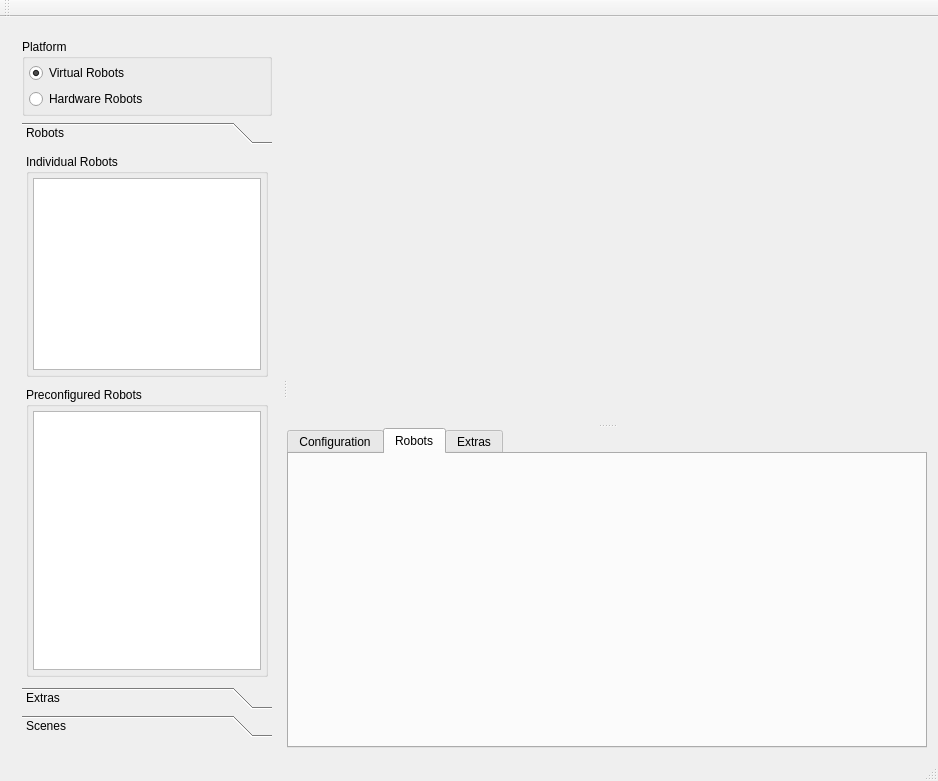
This is forms/mainwindow.ui in gucwakj/RoboSim as Qt 5 draws it before an edit. The edited form follows.
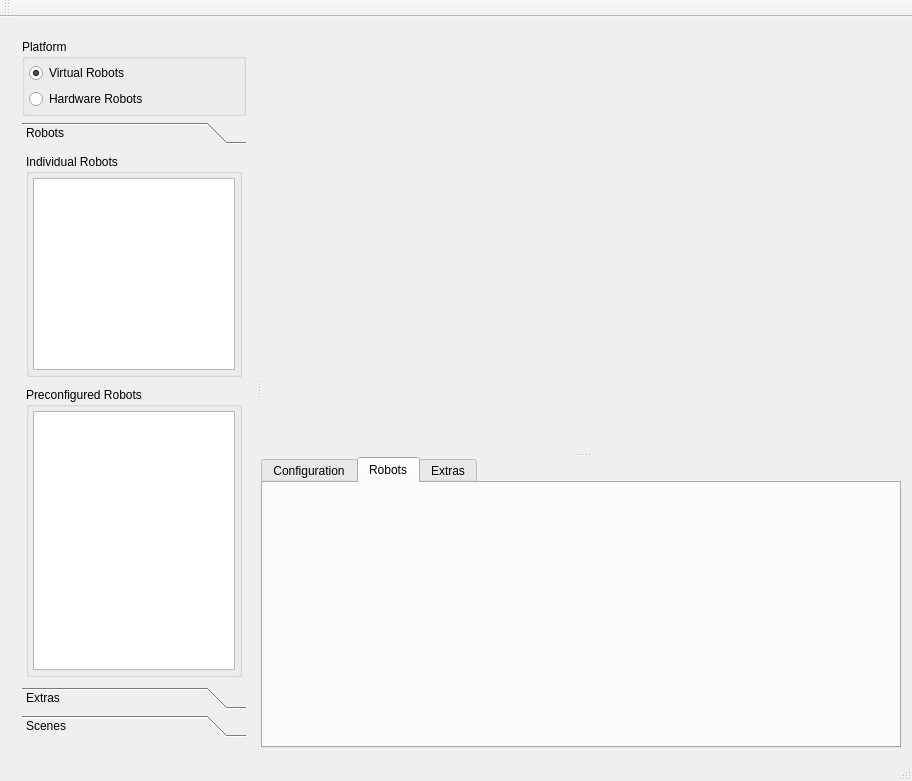
This is the edited form. The open tabs and pages were chosen to show the change. Custom widgets are drawn as their Qt base class.

Commit message: modify sizing of items to work on resize

Diff of the .ui file:
```diff
--- a/forms/mainwindow.ui
+++ b/forms/mainwindow.ui
@@ -28,8 +28,17 @@
       </property>
       <widget class="QWidget" name="layoutWidget">
        <layout class="QVBoxLayout" name="layout_lhs">
+        <property name="sizeConstraint">
+         <enum>QLayout::SetDefaultConstraint</enum>
+        </property>
         <item>
          <widget class="QGroupBox" name="group_platform">
+          <property name="sizePolicy">
+           <sizepolicy hsizetype="Preferred" vsizetype="Preferred">
+            <horstretch>0</horstretch>
+            <verstretch>0</verstretch>
+           </sizepolicy>
+          </property>
           <property name="title">
            <string>Platform</string>
           </property>
@@ -67,13 +76,13 @@
          <widget class="QToolBox" name="toolBox_config">
           <property name="minimumSize">
            <size>
-            <width>250</width>
+            <width>0</width>
             <height>300</height>
            </size>
           </property>
           <property name="maximumSize">
            <size>
-            <width>250</width>
+            <width>16777215</width>
             <height>16777215</height>
            </size>
           </property>
@@ -558,6 +567,12 @@
        </layout>
       </widget>
       <widget class="QSplitter" name="splitter">
+       <property name="sizePolicy">
+        <sizepolicy hsizetype="Preferred" vsizetype="Expanding">
+         <horstretch>2</horstretch>
+         <verstretch>0</verstretch>
+        </sizepolicy>
+       </property>
        <property name="orientation">
         <enum>Qt::Vertical</enum>
        </property>
@@ -565,7 +580,7 @@
         <property name="sizePolicy">
          <sizepolicy hsizetype="Preferred" vsizetype="Preferred">
           <horstretch>0</horstretch>
-          <verstretch>0</verstretch>
+          <verstretch>2</verstretch>
          </sizepolicy>
         </property>
         <property name="minimumSize">
```
Left out of the diff: 10 changed lines with no effect on the pictures. The commit also changes 2 other files.
